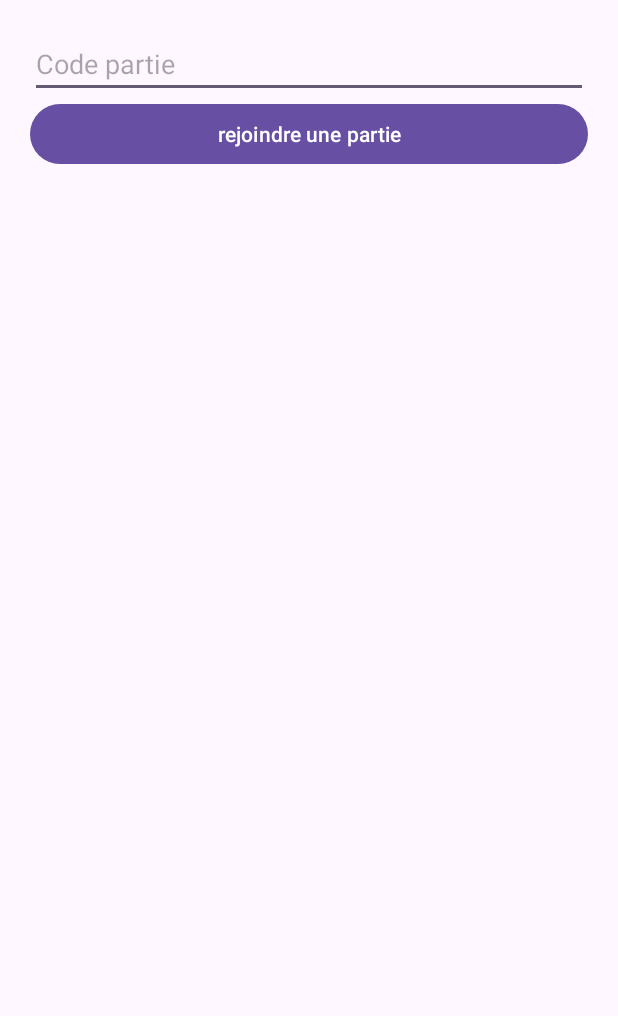
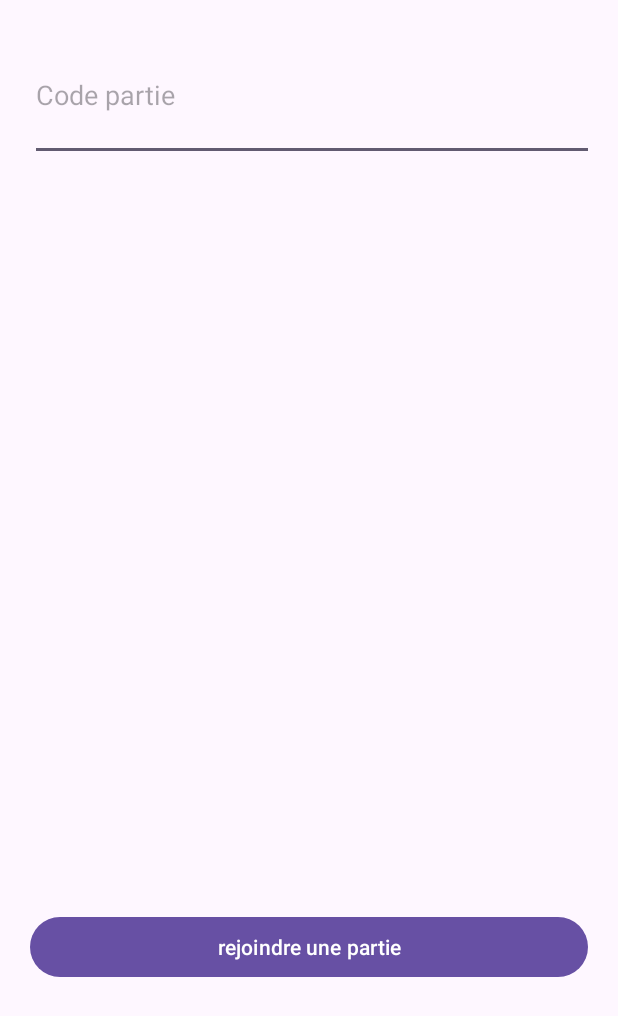
Before and after one commit to Leroideslicornes/Projet_android, an Android app: the login_user screen opened directly, with no data from a screen before it, on a phone screen of 412 x 824 dp. Shown: the top 1016 px of the screen. Run offline under Robolectric (Android 15) with nearby library versions, the phone set to English and light mode, and no system bars.

Commit message:
push avant de manger

```diff
--- a/app/build.gradle.kts
+++ b/app/build.gradle.kts
@@ -41,6 +41,9 @@ dependencies {
     implementation("androidx.legacy:legacy-support-v4:1.0.0")
     implementation("androidx.lifecycle:lifecycle-livedata-ktx:2.8.7")
     implementation("androidx.lifecycle:lifecycle-viewmodel-ktx:2.8.7")
+    implementation("com.google.firebase:firebase-common:21.0.0")
+    implementation("com.google.firebase:firebase-auth:23.2.0")
+    implementation("com.google.firebase:firebase-firestore:25.1.3")
     testImplementation("junit:junit:4.13.2")
     androidTestImplementation("androidx.test.ext:junit:1.2.1")
     androidTestImplementation("androidx.test.espresso:espresso-core:3.6.1")
--- a/app/src/main/res/layout/activity_login_user.xml
+++ b/app/src/main/res/layout/activity_login_user.xml
@@ -7,21 +7,17 @@
 
 	<EditText
 			android:id="@+id/edit_text"
-			android:layout_width="match_parent"
-			android:layout_height="wrap_content"
+			android:layout_width="376dp"
+			android:layout_height="87dp"
 			android:hint="Code partie"
 			android:inputType="number|numberDecimal"/>
-
 
 
 	<Button
 			android:id="@+id/loginButton"
 			android:layout_width="match_parent"
 			android:layout_height="wrap_content"
-			android:text="rejoindre une partie" />
-
-
-
+			android:text="rejoindre une partie" android:layout_gravity="center" android:layout_marginTop="500dp"/>
 
 
 </LinearLayout>
```
Also changed, not shown: app/src/main/java/com/example/myapplication/MainActivity.java (+7 -2 lines).
